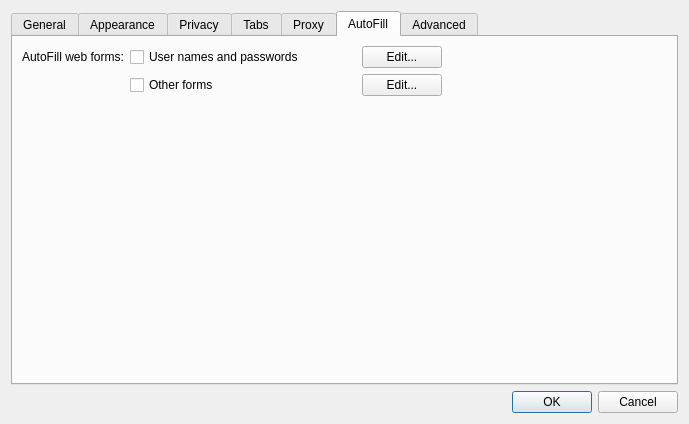
First picture: the form in src/settings.ui, repository EndorphinBrowser/browser, before the edit.
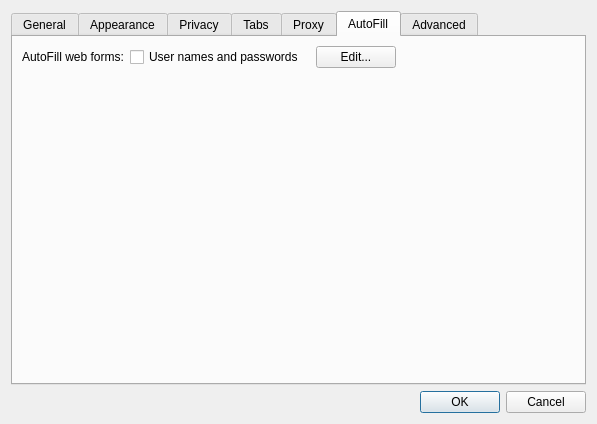
Second picture: the form after the edit. The open tabs and pages were chosen to show the change.

Commit message: Remove the ability to save forms other then password forms for the time being

```diff
--- a/src/settings.ui
+++ b/src/settings.ui
@@ -6,7 +6,7 @@
    <rect>
     <x>0</x>
     <y>0</y>
-    <width>689</width>
+    <width>597</width>
     <height>424</height>
    </rect>
   </property>
@@ -834,20 +834,6 @@
          </property>
         </widget>
        </item>
-       <item row="1" column="1">
-        <widget class="QCheckBox" name="autoFillOtherFormsCheckBox">
-         <property name="text">
-          <string>Other forms</string>
-         </property>
-        </widget>
-       </item>
-       <item row="1" column="2">
-        <widget class="QPushButton" name="editAutoFillOtherButton">
-         <property name="text">
-          <string>Edit...</string>
-         </property>
-        </widget>
-       </item>
        <item row="2" column="1">
         <spacer name="verticalSpacer_5">
          <property name="orientation">
```
Left out of the diff: 2 changed lines with no effect on the pictures. The commit also changes 6 other files.
